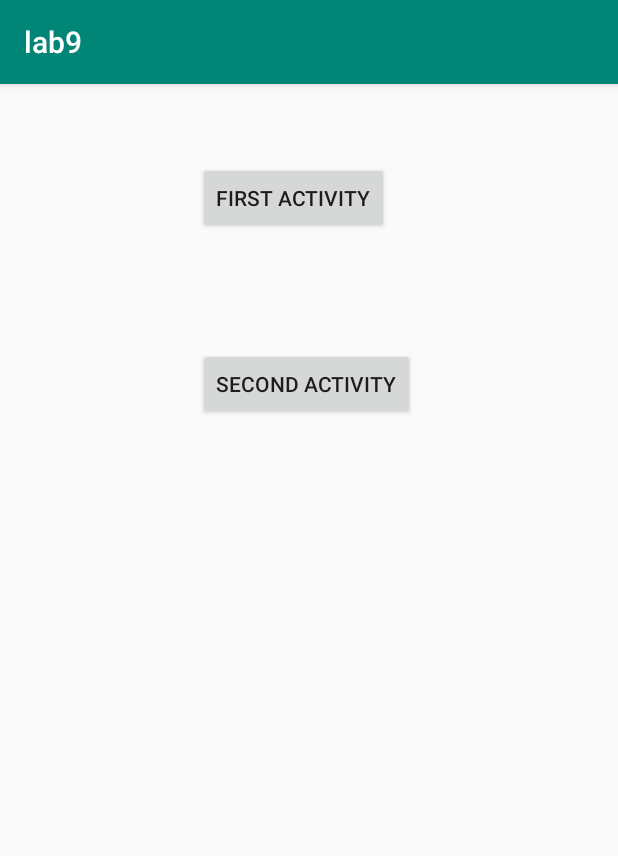
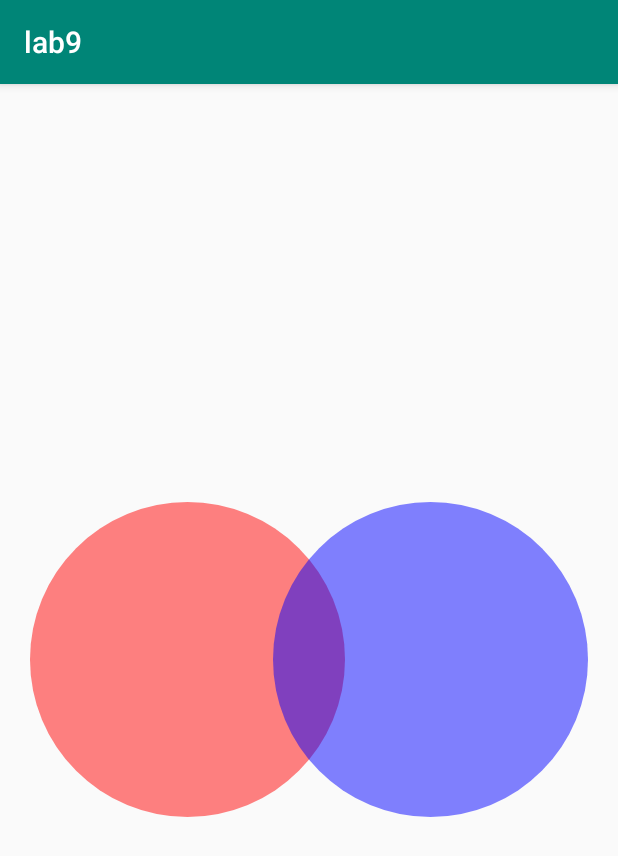
Before and after one commit to Dybcioo/AndroidLab, an Android app: the screen it shows after launch (MainActivity before the commit, FourthActivity after it), on a phone screen of 412 x 824 dp. Shown: the top 856 px of the screen. Run offline under Robolectric (Android 15) with nearby library versions, the phone set to English and light mode, and no system bars.

Commit message:
add task 4 [lab9]

```diff
--- a/lab9/app/src/main/AndroidManifest.xml
+++ b/lab9/app/src/main/AndroidManifest.xml
@@ -9,6 +9,13 @@
         android:roundIcon="@mipmap/ic_launcher_round"
         android:supportsRtl="true"
         android:theme="@style/AppTheme">
+        <activity android:name=".FourthActivity">
+            <intent-filter>
+                <action android:name="android.intent.action.MAIN" />
+
+                <category android:name="android.intent.category.LAUNCHER" />
+            </intent-filter>
+        </activity>
         <activity android:name=".ThirdActivity">
             <intent-filter>
                 <action android:name="android.intent.action.MAIN" />
--- /dev/null
+++ b/lab9/app/src/main/java/com/example/lab9/FourthActivity.java
@@ -0,0 +1,63 @@
+package com.example.lab9;
+
+import android.graphics.Color;
+import android.graphics.drawable.ShapeDrawable;
+import android.graphics.drawable.shapes.OvalShape;
+import android.os.Bundle;
+import android.widget.ImageView;
+import android.widget.RelativeLayout;
+
+import androidx.appcompat.app.AppCompatActivity;
+
+public class FourthActivity extends AppCompatActivity {
+
+
+    @Override
+    protected void onCreate(Bundle savedInstanceState) {
+        super.onCreate(savedInstanceState);
+
+        RelativeLayout rl = new RelativeLayout(this);
+
+        int height = (int) getResources().getDimension(R.dimen.size);
+        int width = (int) getResources().getDimension(R.dimen.size);
+        int padding = (int) getResources().getDimension(R.dimen.padding);
+        int alpha=127;
+
+        ShapeDrawable redShape = new ShapeDrawable(new OvalShape());
+        redShape.getPaint().setColor(Color.RED);
+        redShape.setIntrinsicHeight(height);
+        redShape.setIntrinsicWidth(width);
+        redShape.setAlpha(alpha);
+
+        ImageView iv = new ImageView(rl.getContext());
+        iv.setPadding(padding,padding,padding,padding);
+        iv.setImageDrawable(redShape);
+
+        RelativeLayout.LayoutParams redViewLayoutParams = new
+                RelativeLayout.LayoutParams(height,width);
+        redViewLayoutParams.addRule(RelativeLayout.CENTER_VERTICAL);
+        redViewLayoutParams.addRule(RelativeLayout.ALIGN_PARENT_START);
+        iv.setLayoutParams(redViewLayoutParams);
+        rl.addView(iv);
+
+        ShapeDrawable blueShape = new ShapeDrawable(new OvalShape());
+        blueShape.getPaint().setColor(Color.BLUE);
+        blueShape.setIntrinsicHeight(height);
+        blueShape.setIntrinsicWidth(width);
+        blueShape.setAlpha(alpha);
+
+        ImageView iv2 = new ImageView(rl.getContext());
+        iv2.setPadding(padding,padding,padding,padding);
+        iv2.setImageDrawable(blueShape);
+
+        RelativeLayout.LayoutParams blueViewLayoutParams = new
+                RelativeLayout.LayoutParams(height,width);
+        blueViewLayoutParams.addRule(RelativeLayout.CENTER_VERTICAL);
+        blueViewLayoutParams.addRule(RelativeLayout.ALIGN_PARENT_END);
+        iv2.setLayoutParams(blueViewLayoutParams);
+        rl.addView(iv2);
+
+
+        setContentView(rl);
+    }
+}
--- a/lab9/app/src/main/res/values/colors.xml
+++ b/lab9/app/src/main/res/values/colors.xml
@@ -3,4 +3,5 @@
     <color name="colorPrimary">#008577</color>
     <color name="colorPrimaryDark">#00574B</color>
     <color name="colorAccent">#D81B60</color>
+    <color name="green">#00ff00</color>
 </resources>
```
